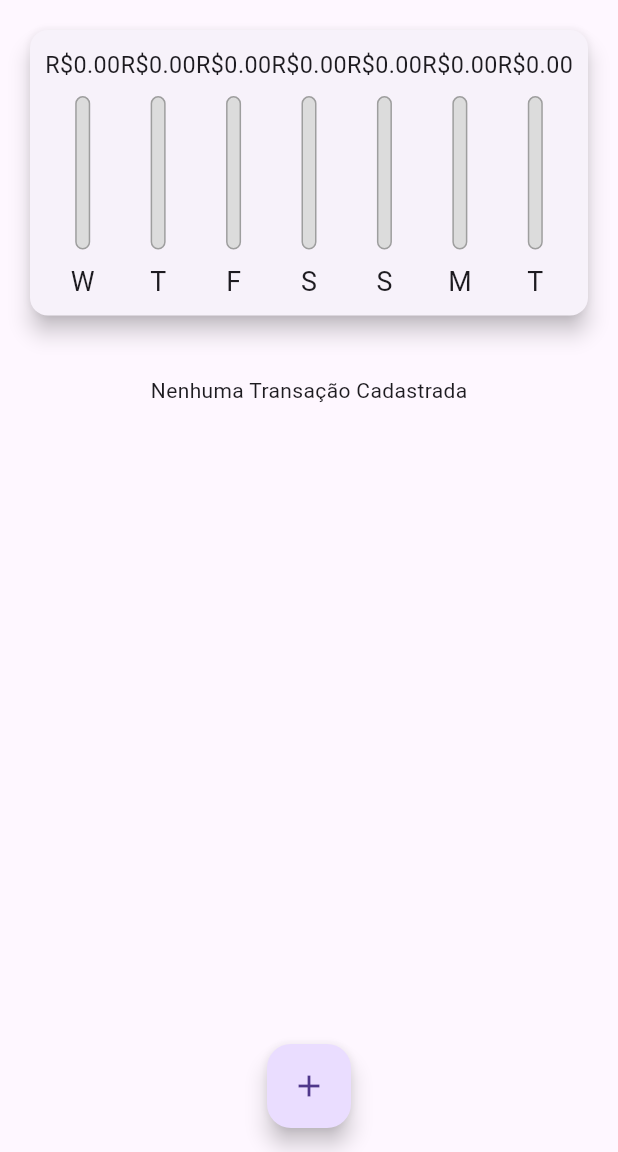
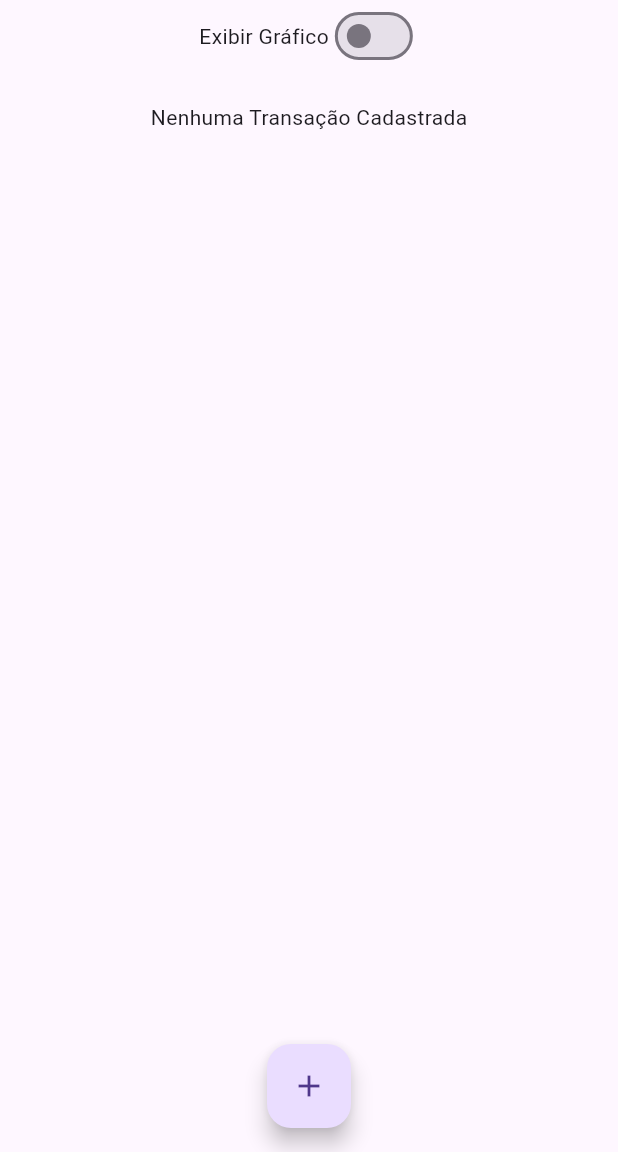
Before and after one commit to wendelfilipe/Flutter, a Flutter app: the screen it shows after launch, on a phone screen of 412 x 824 dp, the part 84-1236 px from its top. Run offline on Flutter 3.47's test engine with Material 3 defaults, Android fonts, the phone set to English and light mode, and no system bars; missing offline and left inert: dart:ffi; Roboto replaces fonts that are missing (OpenSans).

Commit message:
update master

```diff
--- a/lib/main.dart
+++ b/lib/main.dart
@@ -28,13 +28,13 @@ class ExpensesApp extends StatelessWidget {
           secondary: Colors.amber,
         ),
         textTheme: tema.textTheme.copyWith(
-          headline6: const TextStyle(
+          titleLarge: const TextStyle(
             fontFamily: 'OpenSans',
             fontSize: 18,
             fontWeight: FontWeight.bold,
             color: Colors.black,
           ),
-          button: const TextStyle(
+          labelLarge: const TextStyle(
             color: Colors.white,
             fontWeight: FontWeight.bold,
           ),
@@ -60,6 +60,8 @@ class MyHomePage extends StatefulWidget {
 
 class _MyHomePageState extends State<MyHomePage> {
   final List<Transaction> _transactions = [];
+
+  bool _showChart = false;
 
   List<Transaction> get _recentTransactions {
     return _transactions.where((tr) {
@@ -117,13 +119,27 @@ class _MyHomePageState extends State<MyHomePage> {
       appBar: appBar,
       body: SingleChildScrollView(
         child: Column(
-          mainAxisAlignment: MainAxisAlignment.start,
           crossAxisAlignment: CrossAxisAlignment.stretch,
           children: [
-            Container(
+            Row(
+              mainAxisAlignment: MainAxisAlignment.center,
+              children: [
+                const Text("Exibir Gráfico"),
+                Switch(
+                  value: _showChart,
+                  onChanged: (value){
+                    setState(() {
+                      _showChart = value;
+                    });
+                  }),
+              ],
+            ),
+            if(_showChart)
+              Container(
                 height: availableHeight * 0.3,
                 child: Chart(_recentTransactions)),
-            Container(
+            if(!_showChart)
+              Container(
                 height: availableHeight * 0.7,
                 child: TransactionList(_transactions, _removeTransation)),
           ],
```
